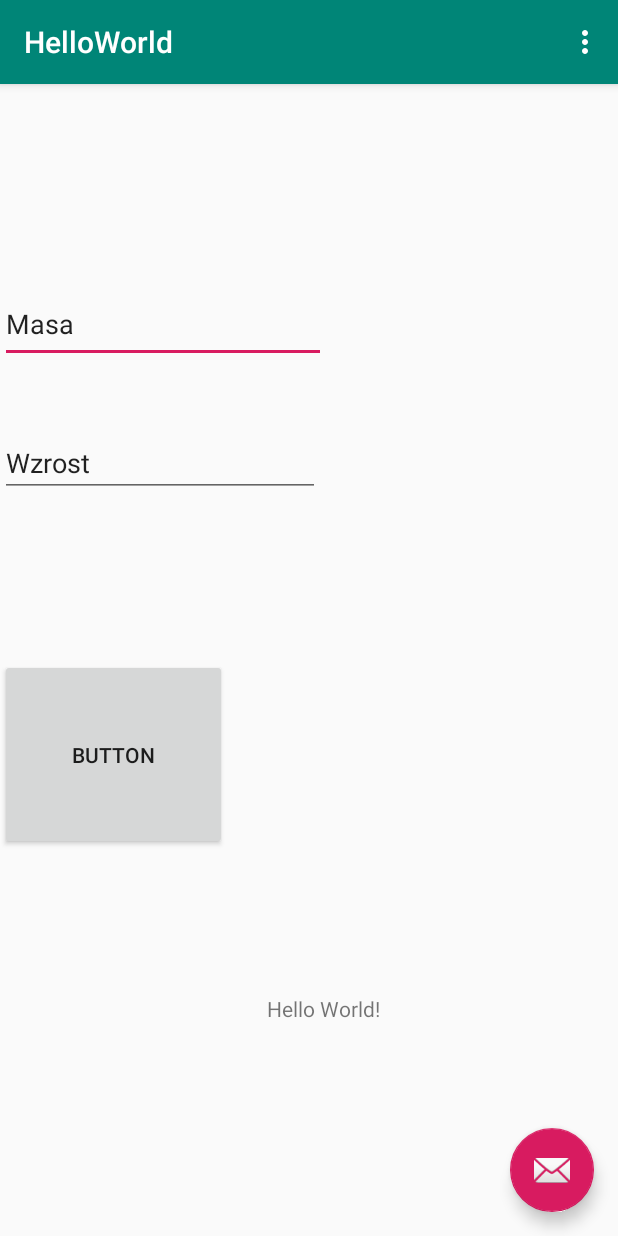
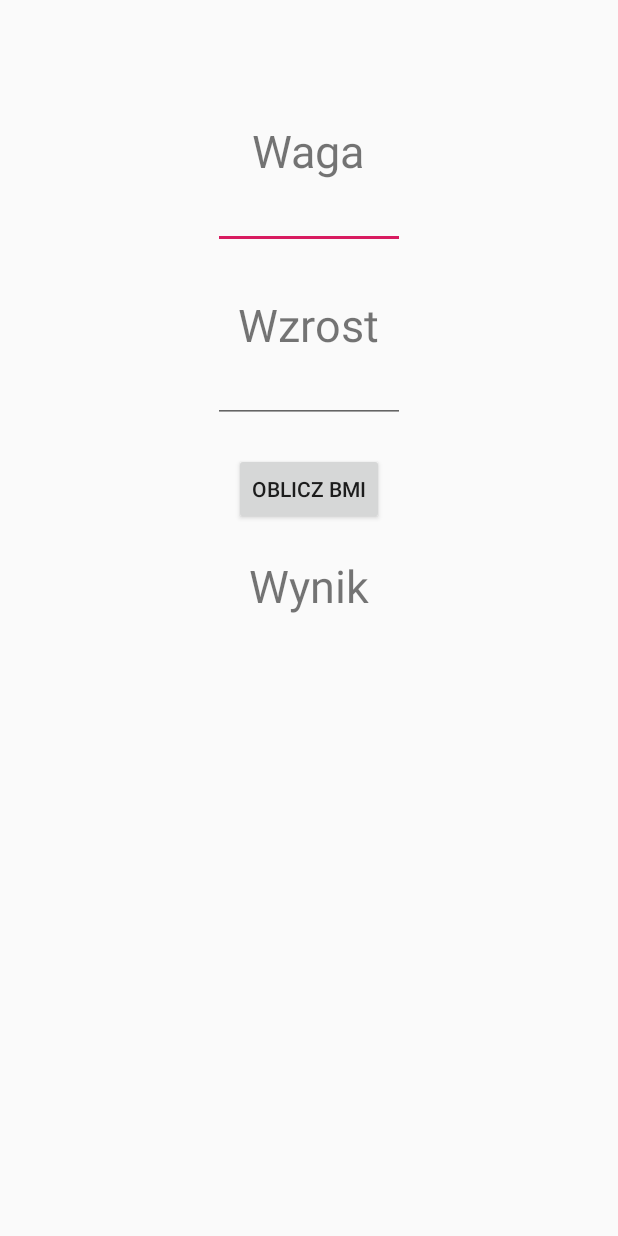
Before and after one commit to KatarzynaHawliczek/PAMO_repozytorium, an Android app: the screen it shows after launch (MainActivity), on a phone screen of 412 x 824 dp. Run offline under Robolectric (Android 15) with nearby library versions, the phone set to English and light mode, and no system bars.

Commit message:
lab01 - BMI calculator v1.0

```diff
--- a/app/src/main/java/com/example/helloworld/MainActivity.java
+++ b/app/src/main/java/com/example/helloworld/MainActivity.java
@@ -11,45 +11,87 @@ import androidx.appcompat.widget.Toolbar;
 import android.view.View;
 import android.view.Menu;
 import android.view.MenuItem;
+import android.widget.EditText;
+import android.widget.TextView;
 
 public class MainActivity extends AppCompatActivity {
+    EditText waga, wzrost;
+    TextView wynik;
+    String obliczenia, wynikBMI;
 
     @Override
     protected void onCreate(Bundle savedInstanceState) {
         super.onCreate(savedInstanceState);
         setContentView(R.layout.activity_main);
-        Toolbar toolbar = findViewById(R.id.toolbar);
-        setSupportActionBar(toolbar);
 
-        FloatingActionButton fab = findViewById(R.id.fab);
-        fab.setOnClickListener(new View.OnClickListener() {
-            @Override
-            public void onClick(View view) {
-                Snackbar.make(view, "Hello world!!!", Snackbar.LENGTH_LONG)
-                        .setAction("Action", null).show();
-            }
-        });
+        waga = findViewById(R.id.waga);
+        wzrost = findViewById(R.id.wzrost);
+        wynik = findViewById(R.id.wynik);
+
+//        Toolbar toolbar = findViewById(R.id.toolbar);
+//        setSupportActionBar(toolbar);
+//
+//        FloatingActionButton fab = findViewById(R.id.fab);
+//        fab.setOnClickListener(new View.OnClickListener() {
+//            @Override
+//            public void onClick(View view) {
+//                Snackbar.make(view, "Hello world!!!", Snackbar.LENGTH_LONG)
+//                        .setAction("Action", null).show();
+//            }
+//        });
     }
 
-    @Override
-    public boolean onCreateOptionsMenu(Menu menu) {
-        // Inflate the menu; this adds items to the action bar if it is present.
-        getMenuInflater().inflate(R.menu.menu_main, menu);
-        return true;
+    public void obliczBMI(View view) {
+        String S1 = waga.getText().toString();
+        String S2 = wzrost.getText().toString();
+
+        float wagaValue = Float.parseFloat(S1);
+        float wzrostValue = Float.parseFloat(S2) / 100;
+
+        float bmi = wagaValue / (wzrostValue * wzrostValue);
+
+        if(bmi < 16){
+            wynikBMI = "Wygłodzenie";
+        }else if(bmi >= 16 && bmi < 17){
+            wynikBMI = "Wychudzenie";
+        }else if(bmi >= 17 && bmi < 18.5){
+            wynikBMI = "Niedowaga";
+        }else if(bmi >= 18.5 && bmi < 25){
+            wynikBMI = "Waga prawidłowa";
+        }else if(bmi >= 25 && bmi < 30){
+            wynikBMI = "Nadwaga";
+        }else if(bmi >= 30 && bmi < 35){
+            wynikBMI = "Otyłość I stopnia";
+        }else if(bmi >= 35 && bmi < 40){
+            wynikBMI = "Otyłość II stopnia";
+        }else{
+            wynikBMI = "Otyłość III stopnia";
+        }
+
+        obliczenia = "Wynik:\n\n" + bmi + "\n" + wynikBMI;
+
+        wynik.setText(obliczenia);
     }
 
-    @Override
-    public boolean onOptionsItemSelected(MenuItem item) {
-        // Handle action bar item clicks here. The action bar will
-        // automatically handle clicks on the Home/Up button, so long
-        // as you specify a parent activity in AndroidManifest.xml.
-        int id = item.getItemId();
+//    @Override
+//    public boolean onCreateOptionsMenu(Menu menu) {
+//        // Inflate the menu; this adds items to the action bar if it is present.
+//        getMenuInflater().inflate(R.menu.menu_main, menu);
+//        return true;
+//    }
 
-        //noinspection SimplifiableIfStatement
-        if (id == R.id.action_settings) {
-            return true;
-        }
+//    @Override
+//    public boolean onOptionsItemSelected(MenuItem item) {
+//        // Handle action bar item clicks here. The action bar will
+//        // automatically handle clicks on the Home/Up button, so long
+//        // as you specify a parent activity in AndroidManifest.xml.
+//        int id = item.getItemId();
 
-        return super.onOptionsItemSelected(item);
-    }
+//        //noinspection SimplifiableIfStatement
+//        if (id == R.id.action_settings) {
+//            return true;
+//        }
+
+//        return super.onOptionsItemSelected(item);
+//    }
 }
--- a/app/src/main/res/layout/activity_main.xml
+++ b/app/src/main/res/layout/activity_main.xml
@@ -1,12 +1,63 @@
 <?xml version="1.0" encoding="utf-8"?>
-<androidx.coordinatorlayout.widget.CoordinatorLayout xmlns:android="http://schemas.android.com/apk/res/android"
+<LinearLayout xmlns:android="http://schemas.android.com/apk/res/android"
     xmlns:app="http://schemas.android.com/apk/res-auto"
     xmlns:tools="http://schemas.android.com/tools"
     android:layout_width="match_parent"
     android:layout_height="match_parent"
+    android:orientation="vertical"
     tools:context=".MainActivity">
 
-    <com.google.android.material.appbar.AppBarLayout
+    <TextView
+        android:layout_width="wrap_content"
+        android:layout_height="wrap_content"
+        android:layout_gravity="center_horizontal"
+        android:text="Waga"
+        android:textSize="30dp"
+        android:layout_marginTop="80dp"/>
+
+    <EditText
+        android:id="@+id/waga"
+        android:layout_width="wrap_content"
+        android:layout_height="wrap_content"
+        android:layout_gravity="center_horizontal"
+        android:ems="6"
+        android:textAlignment="center"/>
+
+    <TextView
+        android:layout_width="wrap_content"
+        android:layout_height="wrap_content"
+        android:layout_gravity="center_horizontal"
+        android:text="Wzrost"
+        android:textSize="30dp"
+        android:layout_marginTop="30dp"/>
+
+    <EditText
+        android:id="@+id/wzrost"
+        android:layout_width="wrap_content"
+        android:layout_height="wrap_content"
+        android:layout_gravity="center_horizontal"
+        android:ems="6"
+        android:textAlignment="center"/>
+
+    <Button
+        android:id="@+id/oblicz"
+        android:layout_width="wrap_content"
+        android:layout_height="wrap_content"
+        android:layout_gravity="center_horizontal"
+        android:text="Oblicz BMI"
+        android:layout_marginTop="20dp"
+        android:onClick="obliczBMI"/>
+
+    <TextView
+        android:id="@+id/wynik"
+        android:layout_width="wrap_content"
+        android:layout_height="wrap_content"
+        android:layout_gravity="center"
+        android:layout_marginTop="20dp"
+        android:text="Wynik"
+        android:textSize="30dp" />
+
+    <!--    <com.google.android.material.appbar.AppBarLayout
         android:layout_width="match_parent"
         android:layout_height="wrap_content"
         android:theme="@style/AppTheme.AppBarOverlay">
@@ -20,7 +71,10 @@
 
     </com.google.android.material.appbar.AppBarLayout>
 
-    <include layout="@layout/content_main" />
+    <include
+        layout="@layout/content_main"
+        android:layout_width="match_parent"
+        android:layout_height="match_parent" />
 
     <com.google.android.material.floatingactionbutton.FloatingActionButton
         android:id="@+id/fab"
@@ -29,5 +83,5 @@
         android:layout_gravity="bottom|end"
         android:layout_margin="@dimen/fab_margin"
         app:srcCompat="@android:drawable/ic_dialog_email" />
-
-</androidx.coordinatorlayout.widget.CoordinatorLayout>
+-->
+</LinearLayout>
--- a/app/src/main/res/layout/content_main.xml
+++ b/app/src/main/res/layout/content_main.xml
@@ -12,43 +12,55 @@
         android:id="@+id/textView"
         android:layout_width="wrap_content"
         android:layout_height="wrap_content"
-        android:text="Hello World!"
-        app:layout_constraintBottom_toBottomOf="parent"
-        app:layout_constraintHorizontal_bias="0.529"
+        android:text="@string/sprawd_swoje_bmi"
+        android:textAppearance="@style/TextAppearance.AppCompat.Body1"
+        app:layout_constraintBottom_toTopOf="@+id/editText"
+        app:layout_constraintEnd_toEndOf="parent"
         app:layout_constraintLeft_toLeftOf="parent"
         app:layout_constraintRight_toRightOf="parent"
+        app:layout_constraintStart_toStartOf="parent"
         app:layout_constraintTop_toTopOf="parent"
-        app:layout_constraintVertical_bias="0.81" />
+        app:layout_constraintVertical_bias="0.61" />
 
     <EditText
         android:id="@+id/editText"
-        android:layout_width="217dp"
-        android:layout_height="51dp"
-        android:layout_marginBottom="44dp"
+        android:layout_width="wrap_content"
+        android:layout_height="wrap_content"
+        android:layout_marginStart="80dp"
+        android:layout_marginTop="220dp"
+        android:layout_marginEnd="80dp"
+        android:autofillHints=""
         android:ems="10"
         android:inputType="textPersonName"
-        android:text="Masa"
+        android:text="@string/waga"
         app:layout_constraintBottom_toTopOf="@+id/editText2"
-        tools:layout_editor_absoluteX="91dp" />
+        app:layout_constraintEnd_toEndOf="parent"
+        app:layout_constraintHorizontal_bias="0.47"
+        app:layout_constraintStart_toStartOf="parent"
+        app:layout_constraintTop_toTopOf="parent"
+        app:layout_constraintVertical_bias="0.225" />
 
     <EditText
         android:id="@+id/editText2"
         android:layout_width="wrap_content"
         android:layout_height="wrap_content"
-        android:layout_marginBottom="108dp"
+        android:layout_marginBottom="92dp"
         android:ems="10"
         android:inputType="textPersonName"
-        android:text="Wzrost"
+        android:text="@string/wzrost"
         app:layout_constraintBottom_toTopOf="@+id/button"
-        tools:layout_editor_absoluteX="99dp" />
+        app:layout_constraintEnd_toEndOf="parent"
+        app:layout_constraintHorizontal_bias="0.503"
+        app:layout_constraintStart_toStartOf="parent" />
 
     <Button
         android:id="@+id/button"
-        android:layout_width="151dp"
-        android:layout_height="127dp"
-        android:layout_marginBottom="96dp"
-        android:text="Button"
-        app:layout_constraintBottom_toTopOf="@+id/textView"
-        tools:layout_editor_absoluteX="142dp" />
+        android:layout_width="100dp"
+        android:layout_height="50dp"
+        android:layout_marginBottom="120dp"
+        android:text="@string/oblicz"
+        app:layout_constraintBottom_toBottomOf="parent"
+        app:layout_constraintEnd_toEndOf="parent"
+        app:layout_constraintStart_toStartOf="parent" />
 
 </androidx.constraintlayout.widget.ConstraintLayout>
--- a/app/src/main/res/values/strings.xml
+++ b/app/src/main/res/values/strings.xml
@@ -1,4 +1,8 @@
 <resources>
     <string name="app_name">HelloWorld</string>
     <string name="action_settings">Settings</string>
+    <string name="sprawd_swoje_bmi">Sprawdź swoje BMI</string>
+    <string name="waga">Waga</string>
+    <string name="wzrost">Wzrost</string>
+    <string name="oblicz">Oblicz</string>
 </resources>
```
